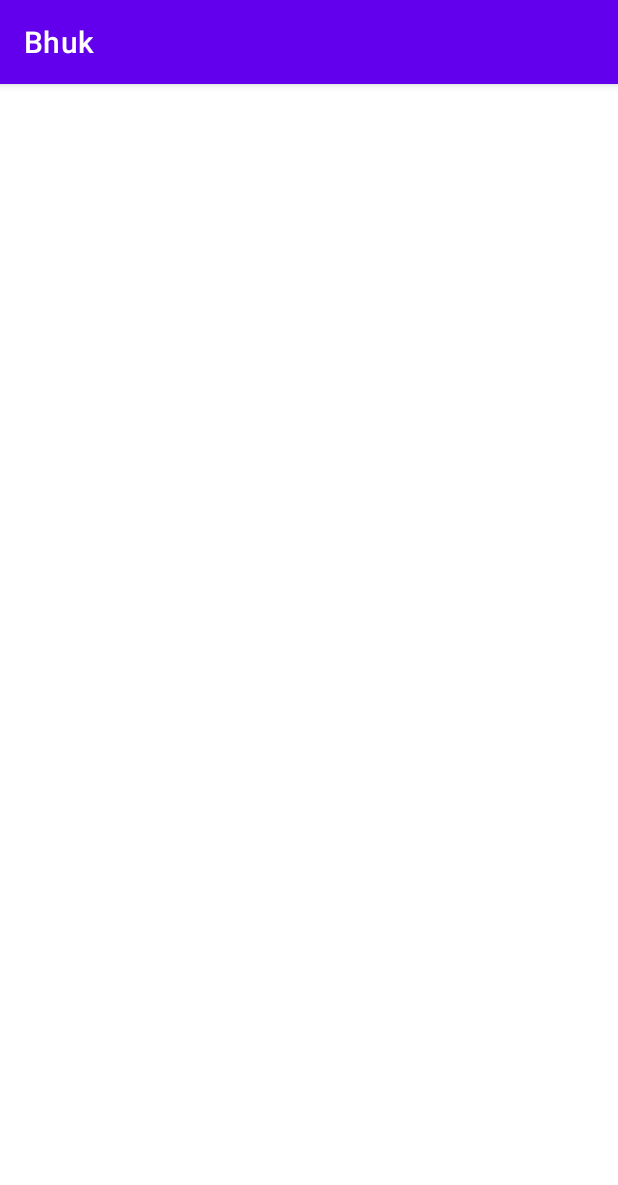
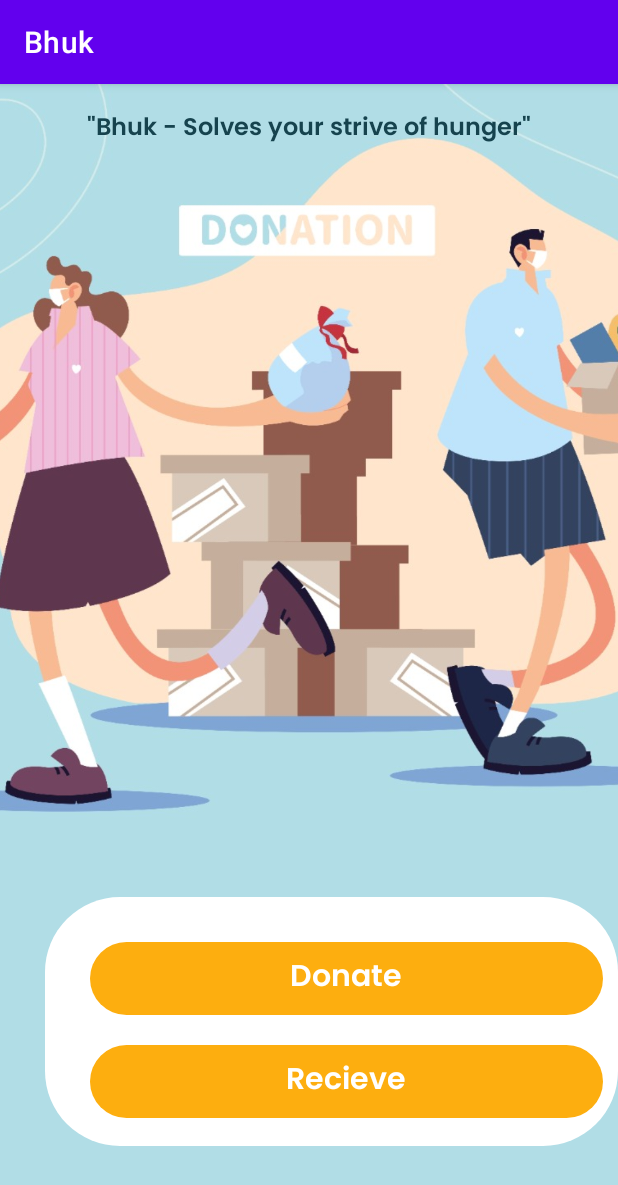
Before and after one commit to soumenkp2/SocioWelfare-Bhuk, an Android app: the Entry1 screen opened directly, with no data from a screen before it, on a phone screen of 412 x 824 dp. Shown: the top 1185 px of the screen. Run offline under Robolectric (Android 15) with nearby library versions, the phone set to English and light mode, and no system bars.

Commit message:
Added Onboarding1

```diff
--- a/app/src/main/AndroidManifest.xml
+++ b/app/src/main/AndroidManifest.xml
@@ -9,7 +9,8 @@
         android:roundIcon="@mipmap/ic_launcher_round"
         android:supportsRtl="true"
         android:theme="@style/Theme.Bhuk">
-        <activity android:name=".Entry1"></activity>
+        <activity android:name=".Entry2"></activity>
+        <activity android:name=".Entry1" />
         <activity android:name=".login" />
         <activity android:name=".MainActivity">
             <intent-filter>
--- a/app/src/main/java/com/example/bhuk/Entry1.java
+++ b/app/src/main/java/com/example/bhuk/Entry1.java
@@ -2,13 +2,43 @@ package com.example.bhuk;
 
 import androidx.appcompat.app.AppCompatActivity;
 
+import android.content.Intent;
 import android.os.Bundle;
+import android.view.View;
+import android.view.WindowManager;
+import android.widget.TextView;
 
 public class Entry1 extends AppCompatActivity {
+    TextView donate, receive;
 
     @Override
     protected void onCreate(Bundle savedInstanceState) {
         super.onCreate(savedInstanceState);
         setContentView(R.layout.activity_entry1);
+
+        getWindow().setFlags(WindowManager.LayoutParams.FLAG_FULLSCREEN, WindowManager.LayoutParams.FLAG_FULLSCREEN);
+
+        donate = findViewById(R.id.donateid);
+        receive = findViewById(R.id.receiveid);
+
+        donate.setOnClickListener(new View.OnClickListener() {
+            @Override
+            public void onClick(View view) {
+                Intent i = new Intent(Entry1.this,Entry2.class);
+                i.putExtra("donate",1);
+                i.putExtra("receive", 0);
+                startActivity(i);
+            }
+        });
+
+        receive.setOnClickListener(new View.OnClickListener() {
+            @Override
+            public void onClick(View view) {
+                Intent i = new Intent(Entry1.this,Entry2.class);
+                i.putExtra("donate",0);
+                i.putExtra("receive", 1);
+                startActivity(i);
+            }
+        });
     }
 }
--- /dev/null
+++ b/app/src/main/java/com/example/bhuk/Entry2.java
@@ -0,0 +1,14 @@
+package com.example.bhuk;
+
+import androidx.appcompat.app.AppCompatActivity;
+
+import android.os.Bundle;
+
+public class Entry2 extends AppCompatActivity {
+
+    @Override
+    protected void onCreate(Bundle savedInstanceState) {
+        super.onCreate(savedInstanceState);
+        setContentView(R.layout.activity_entry2);
+    }
+}
--- a/app/src/main/res/layout/activity_entry1.xml
+++ b/app/src/main/res/layout/activity_entry1.xml
@@ -1,9 +1,126 @@
 <?xml version="1.0" encoding="utf-8"?>
-<androidx.constraintlayout.widget.ConstraintLayout xmlns:android="http://schemas.android.com/apk/res/android"
-    xmlns:app="http://schemas.android.com/apk/res-auto"
+<RelativeLayout xmlns:android="http://schemas.android.com/apk/res/android"
     xmlns:tools="http://schemas.android.com/tools"
     android:layout_width="match_parent"
     android:layout_height="match_parent"
-    tools:context=".Entry1">
+    xmlns:app="http://schemas.android.com/apk/res-auto"
+    android:background="#b1dde6"
+    tools:context=".login"
+    tools:ignore="ExtraText">
 
-</androidx.constraintlayout.widget.ConstraintLayout>
+
+
+    <LinearLayout
+        android:layout_width="match_parent"
+        android:layout_height="match_parent"
+        android:orientation="vertical">
+
+        <ImageView
+            android:layout_width="match_parent"
+            android:layout_height="match_parent"
+            android:src="@drawable/entry1"
+            android:scaleType="centerCrop"
+            android:layout_weight="1"/>
+
+
+        <RelativeLayout
+            android:layout_width="match_parent"
+            android:layout_height="match_parent"
+            android:layout_weight="2"
+            android:background="#b1dde6"
+            android:orientation="vertical">
+
+            <View
+                android:layout_width="50dp"
+                android:layout_height="50dp"
+                android:layout_alignParentBottom="true"
+                android:layout_alignParentRight="true"
+                android:visibility="invisible"
+                android:background="@color/white"/>
+
+            <View
+                android:layout_width="match_parent"
+                android:layout_height="match_parent"
+                android:background="@drawable/whitecircle"
+                android:layout_marginLeft="30dp"
+                android:layout_marginBottom="60dp"
+                android:layout_marginTop="30dp">
+
+
+
+            </View>
+
+
+            <LinearLayout
+                android:layout_width="match_parent"
+                android:layout_height="match_parent"
+                android:layout_marginTop="50dp"
+                android:orientation="vertical"
+                android:layout_marginLeft="50dp">
+
+                <TextView
+                    android:layout_width="match_parent"
+                    android:layout_height="match_parent"
+                    android:layout_weight="1"
+                    android:background="@drawable/orangecircle"
+                    android:text="Donate"
+                    android:layout_margin="10dp"
+                    android:id="@+id/donateid"
+                    android:textColor="@color/white"
+                    android:fontFamily="@font/poppins_semibold"
+                    android:textSize="20sp"
+                    android:gravity="center"/>
+
+
+                <TextView
+                    android:layout_width="match_parent"
+                    android:layout_height="match_parent"
+                    android:layout_weight="1"
+                    android:background="@drawable/orangecircle"
+                    android:text="Recieve"
+                    android:id="@+id/receiveid"
+                    android:layout_margin="10dp"
+                    android:textColor="@color/white"
+                    android:fontFamily="@font/poppins_semibold"
+                    android:textSize="20sp"
+                    android:gravity="center"/>
+
+                <TextView
+                    android:layout_width="match_parent"
+                    android:layout_height="match_parent"
+                    android:layout_weight="1"
+
+                    android:textColor="#032429"
+                    android:id="@+id/guest"
+                    android:fontFamily="@font/poppins_semibold"
+                    android:textSize="15sp"
+                    android:gravity="center"/>
+
+            </LinearLayout>
+
+
+
+
+
+
+
+        </RelativeLayout>
+
+
+
+
+
+    </LinearLayout>
+
+    <TextView
+        android:layout_width="match_parent"
+        android:layout_height="60dp"
+        android:gravity="center"
+        android:text='"Bhuk - Solves your strive of hunger"'
+        android:textSize="16sp"
+        android:fontFamily="@font/poppins_semibold"
+        android:textColor="#16434E"
+
+        />
+
+</RelativeLayout>
--- /dev/null
+++ b/app/src/main/res/layout/activity_entry2.xml
@@ -0,0 +1,9 @@
+<?xml version="1.0" encoding="utf-8"?>
+<androidx.constraintlayout.widget.ConstraintLayout xmlns:android="http://schemas.android.com/apk/res/android"
+    xmlns:app="http://schemas.android.com/apk/res-auto"
+    xmlns:tools="http://schemas.android.com/tools"
+    android:layout_width="match_parent"
+    android:layout_height="match_parent"
+    tools:context=".Entry2">
+
+</androidx.constraintlayout.widget.ConstraintLayout>
```
